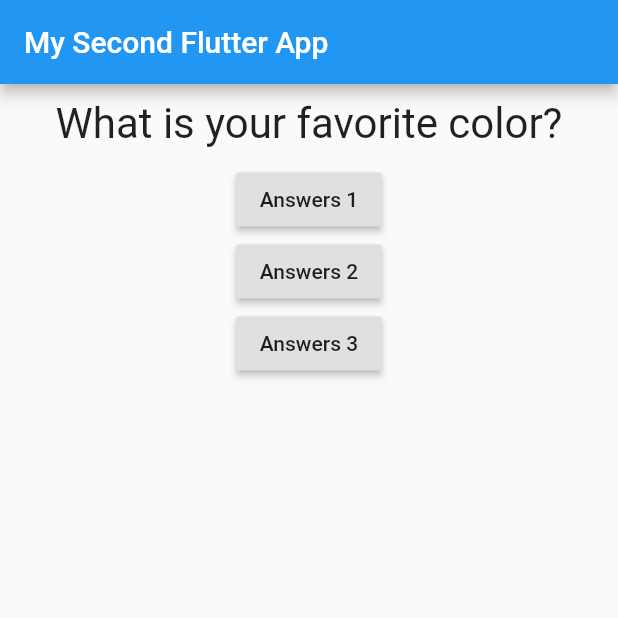
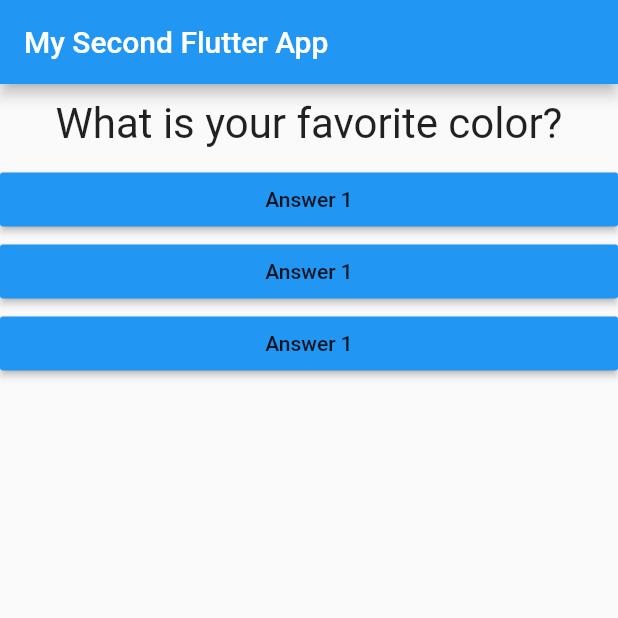
Before and after one commit to cin-derella/flutter_second_round, a Flutter app: the screen it shows after launch, on a phone screen of 412 x 824 dp, the top half of it. Run offline on Flutter 3.47's test engine with Material 2 defaults, Android fonts, the phone set to English and light mode, and no system bars.

Commit message:
pass callback function

```diff
--- /dev/null
+++ b/lib/answer.dart
@@ -0,0 +1,20 @@
+import 'package:flutter/material.dart';
+
+class Answer extends StatelessWidget {
+
+  final Function selectHandler;
+  Answer(this.selectHandler);
+
+  @override
+  Widget build(BuildContext context) {
+    return Container(
+      width: double.infinity,
+      child: RaisedButton(
+        color: Colors.blue,
+        child: Text('Answer 1'),
+        onPressed: selectHandler,
+
+      ),
+    );
+  }
+}
--- a/lib/main.dart
+++ b/lib/main.dart
@@ -1,5 +1,6 @@
 import 'package:flutter/material.dart';
 import './question.dart';
+import './answer.dart';
 
 // void main(){
 //   runApp(MyApp());
@@ -50,26 +51,29 @@ class _MyAppState extends State <MyApp>{
             Question(
               questions[_questionIndex],
             ),
-            RaisedButton(
-              child: Text('Answers 1'),
-              onPressed: _answerQuestion,
-              //onPressed requires a function, pass the name of the function,not the result of the function to onPressed: answerQuestion(),
-              //so it wont be executed when the code was parsed from top to bottom
-            ),
-            RaisedButton(
-              child: Text('Answers 2'),
-              onPressed: () => print('Answer 2 chosen.'),
-            ),
-            // the function is a anonymous function that cant be called from outside, it'll be executed only once.
-            //and also it is a function, not the return value of the function and would not execute immediately.
+            Answer(_answerQuestion),
+            Answer(_answerQuestion),
+            Answer(_answerQuestion),
+            // RaisedButton(
+            //   child: Text('Answers 1'),
+            //   onPressed: _answerQuestion,
+            //   //onPressed requires a function, pass the name of the function,not the result of the function to onPressed: answerQuestion(),
+            //   //so it wont be executed when the code was parsed from top to bottom
+            // ),
+            // RaisedButton(
+            //   child: Text('Answers 2'),
+            //   onPressed: () => print('Answer 2 chosen.'),
+            // ),
+            // // the function is a anonymous function that cant be called from outside, it'll be executed only once.
+            // //and also it is a function, not the return value of the function and would not execute immediately.
 
-            RaisedButton(
-              child: Text('Answers 3'),
-              onPressed: () {
-                //...
-                print('and then answer 3 chosen');
-              },
-            ),
+            // RaisedButton(
+            //   child: Text('Answers 3'),
+            //   onPressed: () {
+            //     //...
+            //     print('and then answer 3 chosen');
+            //   },
+            // ),
           ],
         ),
       ),
```
